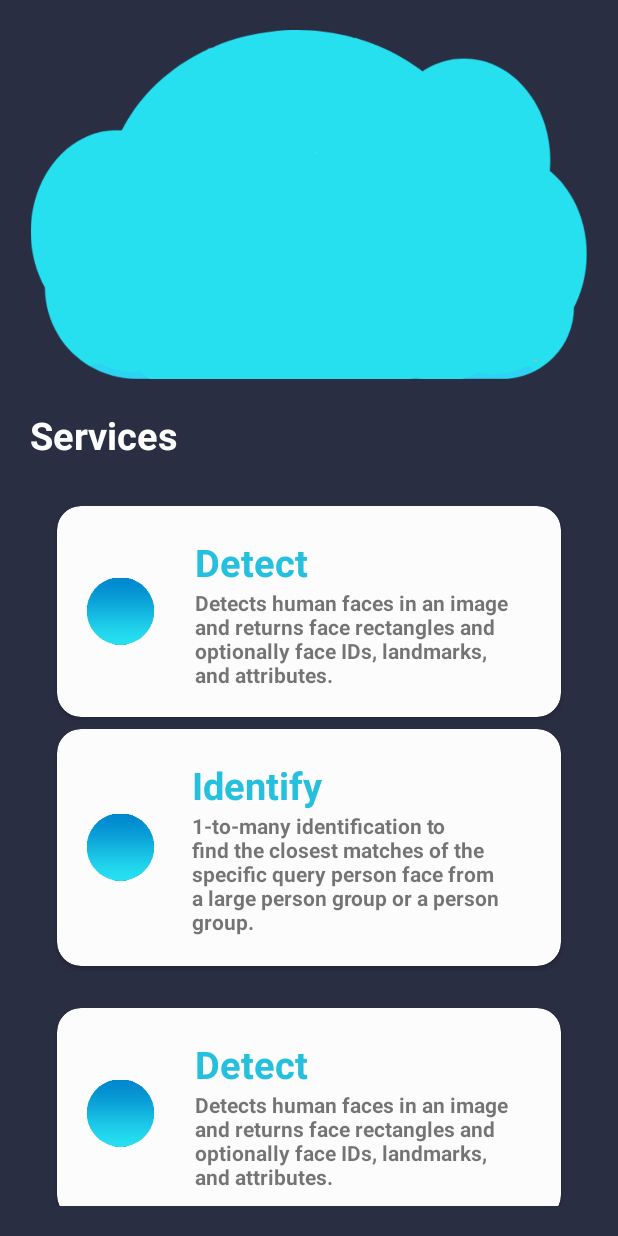
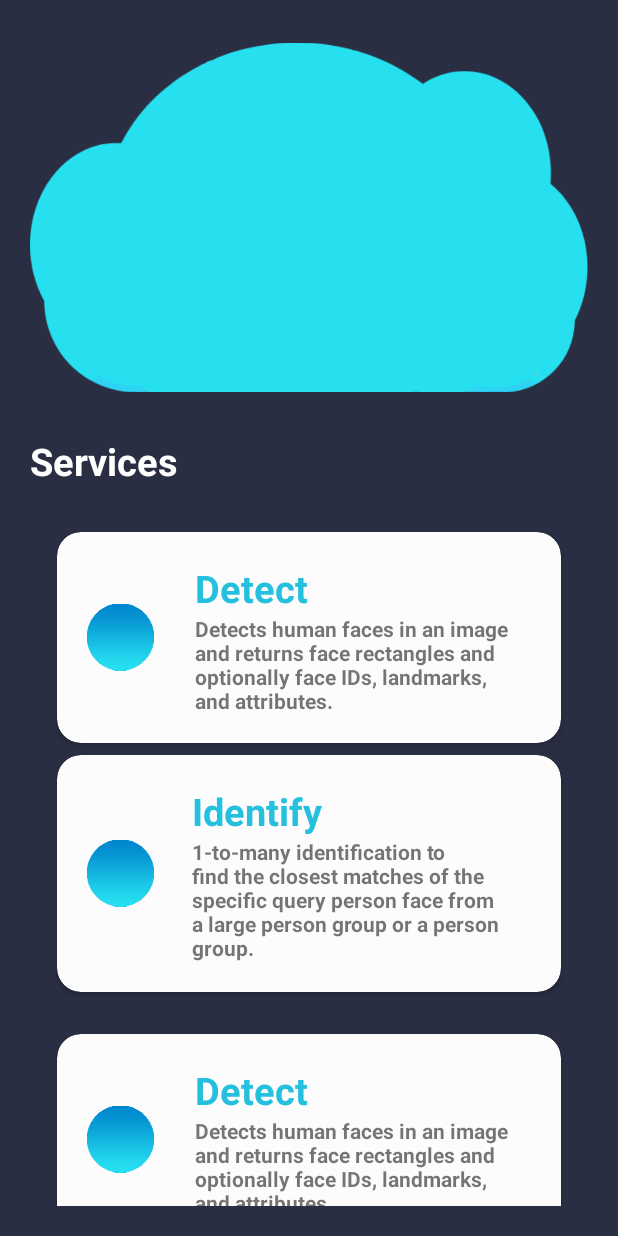
Before and after one commit to lgtdlr/KioskApp, an Android app: the screen it shows after launch (MainActivity), on a phone screen of 412 x 824 dp. Run offline under Robolectric (Android 15) with nearby library versions, the phone set to English and light mode, and no system bars; our stand-ins replace navigation-ui.

Commit message:
UI update to main screen

```diff
--- a/app/src/main/java/com/example/kioskapp/ImageSelect.java
+++ b/app/src/main/java/com/example/kioskapp/ImageSelect.java
@@ -12,9 +12,6 @@ import android.provider.MediaStore;
 import androidx.appcompat.app.AppCompatActivity;
 
 public class ImageSelect extends AppCompatActivity {
-
-
-
 
     public static String getPath(final Context context, final Uri uri)
     {
--- a/app/src/main/res/layout/menu_main.xml
+++ b/app/src/main/res/layout/menu_main.xml
@@ -18,11 +18,12 @@
             android:orientation="vertical">
 
             <ImageView
-                android:layout_width="wrap_content"
-                android:layout_height="wrap_content"
+                android:layout_width="match_parent"
+                android:layout_height="250dp"
                 android:adjustViewBounds="true"
                 android:cropToPadding="true"
-                android:src="@drawable/main_image" />
+                android:src="@drawable/main_image"
+                app:srcCompat="@drawable/azure" />
 
             <TextView
                 android:text="Services"
```
Also changed, not shown: app/src/main/res/drawable-v24/azure.jpg (added).
